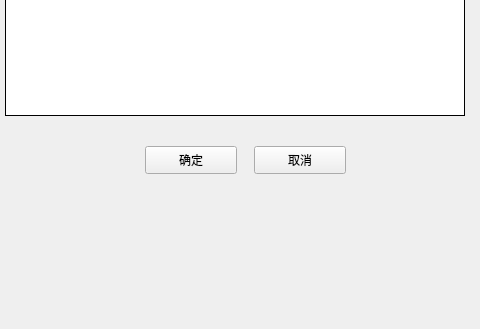
HcashOrg/hx-indicator, file LNKWallet/multisig/AddLocalPubKeyDialog.ui: the form before one commit; both pictures show x 245 to 725 and y 214 to 543 of the 960 by 543 pixel window.
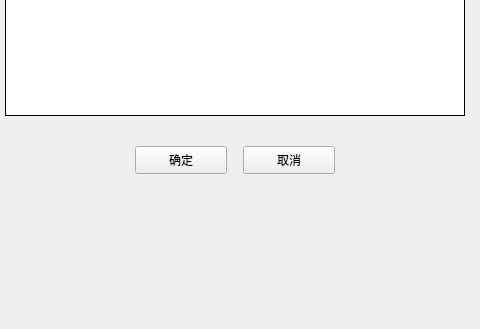
The form after the commit.

```diff
--- a/LNKWallet/multisig/AddLocalPubKeyDialog.ui
+++ b/LNKWallet/multisig/AddLocalPubKeyDialog.ui
@@ -34,7 +34,7 @@
     <widget class="QToolButton" name="cancelBtn">
      <property name="geometry">
       <rect>
-       <x>279</x>
+       <x>268</x>
        <y>250</y>
        <width>92</width>
        <height>28</height>
@@ -53,7 +53,7 @@
     <widget class="QToolButton" name="okBtn">
      <property name="geometry">
       <rect>
-       <x>170</x>
+       <x>160</x>
        <y>250</y>
        <width>92</width>
        <height>28</height>
```
